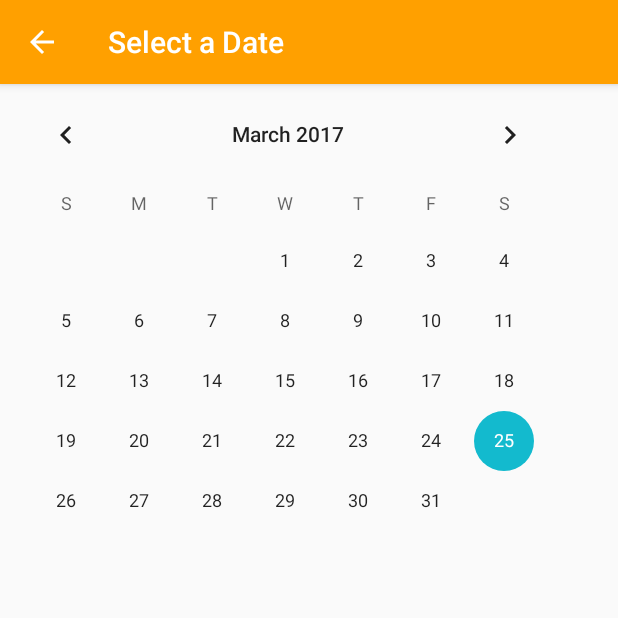
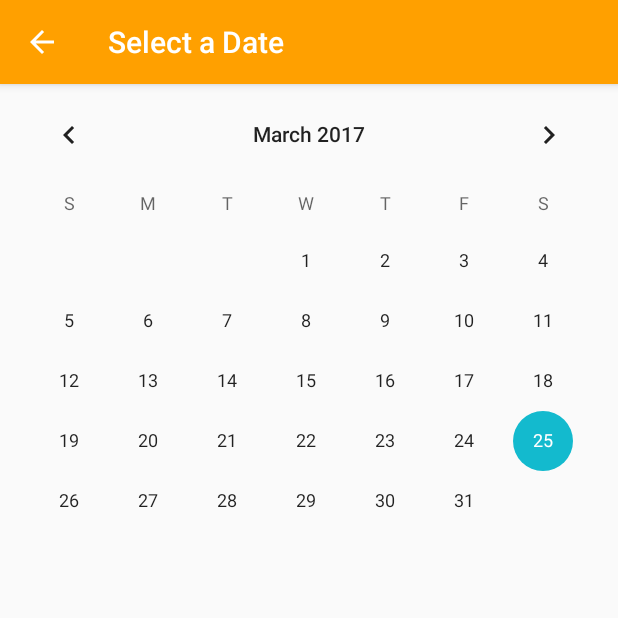
Before and after one commit to cache117/social-journal, an Android app: the JournalCalendar screen opened directly, with no data from a screen before it, on a phone screen of 412 x 824 dp, the top half of it. Run offline under Robolectric (Android 15) with nearby library versions, the phone set to English and light mode, and no system bars.

Commit message:
Fix calendar location and bugs

```diff
--- a/SocialJournal/app/src/main/res/layout/activity_calendar.xml
+++ b/SocialJournal/app/src/main/res/layout/activity_calendar.xml
@@ -8,9 +8,9 @@
 
     <CalendarView
         android:id="@+id/calendar"
-        android:layout_width="384dp"
-        android:layout_height="511dp"
-        tools:layout_editor_absoluteY="-2dp"
-        tools:layout_editor_absoluteX="0dp" />
+        android:layout_width="match_parent"
+        android:layout_height="300dp"
+        android:layout_marginBottom="16dp"
+        android:layout_marginTop="16dp" />
 
 </android.support.constraint.ConstraintLayout>
```
